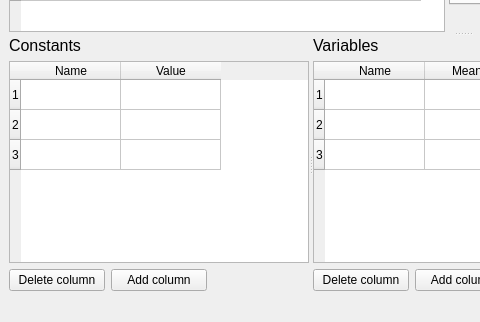
Before: the Qt Designer form mainwindow.ui in Kirikus/Experiments-2026S-CPP, drawn with Qt 5; both pictures show x 0 to 480 and y 484 to 806 of the 925 by 806 pixel window.
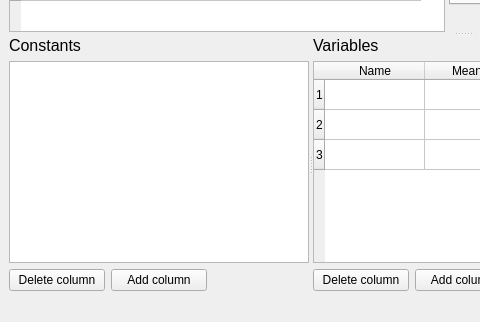
After: the same form once the commit is applied.

Commit message: add delegates to constant table

Patch:
```diff
--- a/mainwindow.ui
+++ b/mainwindow.ui
@@ -389,35 +389,6 @@
        </property>
        <widget class="QWidget" name="layoutWidget">
         <layout class="QGridLayout" name="Constants">
-         <item row="1" column="0" colspan="3">
-          <widget class="QTableWidget" name="ConstantsTable">
-           <row>
-            <property name="text">
-             <string>1</string>
-            </property>
-           </row>
-           <row>
-            <property name="text">
-             <string>2</string>
-            </property>
-           </row>
-           <row>
-            <property name="text">
-             <string>3</string>
-            </property>
-           </row>
-           <column>
-            <property name="text">
-             <string>Name</string>
-            </property>
-           </column>
-           <column>
-            <property name="text">
-             <string>Value</string>
-            </property>
-           </column>
-          </widget>
-         </item>
          <item row="0" column="0">
           <widget class="QLabel" name="ConstantsLabel">
            <property name="font">
@@ -444,6 +415,9 @@
            </property>
           </widget>
          </item>
+         <item row="1" column="0" colspan="3">
+          <widget class="QTableView" name="ConstantsTable"/>
+         </item>
         </layout>
        </widget>
        <widget class="QWidget" name="layoutWidget">
```
The commit also changes 4 other files.
